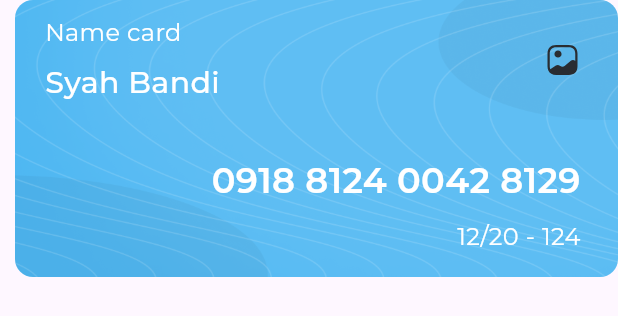
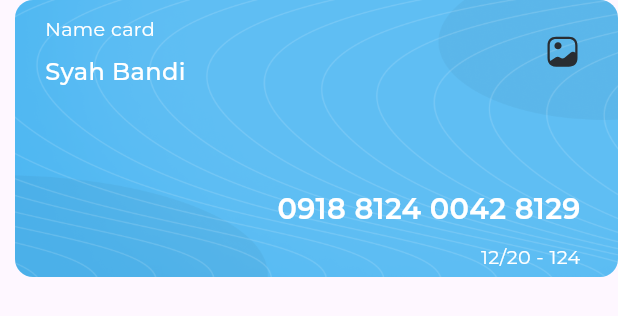
Before and after one commit to Youssef-Ma7moud-Eid/Responsive_Dashboard, a Flutter app: the CardItem widget shown alone on an empty page, opened directly, on a phone screen of 412 x 824 dp. Shown: the top 316 px of the screen. Run offline on Flutter 3.47's test engine with Material 3 defaults, Android fonts, the phone set to English and light mode, and no system bars; our stand-ins replace expandable_page_view, fl_chart, flutter_svg.

Commit message:
make desktop responsive and handle all issues

```diff
--- a/lib/utils/app_styles.dart
+++ b/lib/utils/app_styles.dart
@@ -1,10 +1,11 @@
 import 'package:flutter/material.dart';
+import 'package:responsive_dash_board/utils/size_config.dart';
 
 abstract class AppStyles {
-static TextStyle styleRegular16(BuildContext context) {
+  static TextStyle styleRegular16(context) {
     return TextStyle(
-      color: const Color(0XFF064061),
-     fontSize: 16,
+      color: const Color(0xFF064060),
+      fontSize: getResponsiveFontSize(context, fontSize: 16),
       fontFamily: 'Montserrat',
       fontWeight: FontWeight.w400,
     );
@@ -13,7 +14,7 @@ static TextStyle styleRegular16(BuildContext context) {
   static TextStyle styleBold16(BuildContext context) {
     return TextStyle(
       color: const Color(0xFF4EB7F2),
-    fontSize: 16,
+      fontSize: getResponsiveFontSize(context, fontSize: 16),
       fontFamily: 'Montserrat',
       fontWeight: FontWeight.w700,
     );
@@ -22,7 +23,7 @@ static TextStyle styleRegular16(BuildContext context) {
   static TextStyle styleSemiBold24(BuildContext context) {
     return TextStyle(
       color: const Color(0xFF4EB7F2),
-     fontSize: 24,
+      fontSize: getResponsiveFontSize(context, fontSize: 24),
       fontFamily: 'Montserrat',
       fontWeight: FontWeight.w600,
     );
@@ -31,7 +32,7 @@ static TextStyle styleRegular16(BuildContext context) {
   static TextStyle styleMedium16(BuildContext context) {
     return TextStyle(
       color: const Color(0xFF064061),
-    fontSize: 16,
+      fontSize: getResponsiveFontSize(context, fontSize: 16),
       fontFamily: 'Montserrat',
       fontWeight: FontWeight.w500,
     );
@@ -40,7 +41,7 @@ static TextStyle styleRegular16(BuildContext context) {
   static TextStyle styleMedium20(BuildContext context) {
     return TextStyle(
       color: const Color(0xFFFFFFFF),
-     fontSize: 20,
+      fontSize: getResponsiveFontSize(context, fontSize: 20),
       fontFamily: 'Montserrat',
       fontWeight: FontWeight.w500,
     );
@@ -49,7 +50,7 @@ static TextStyle styleRegular16(BuildContext context) {
   static TextStyle styleRegular12(BuildContext context) {
     return TextStyle(
       color: const Color(0xFFAAAAAA),
-     fontSize: 12,
+      fontSize: getResponsiveFontSize(context, fontSize: 12),
       fontFamily: 'Montserrat',
       fontWeight: FontWeight.w400,
     );
@@ -58,7 +59,7 @@ static TextStyle styleRegular16(BuildContext context) {
   static TextStyle styleSemiBold16(BuildContext context) {
     return TextStyle(
       color: const Color(0xFF064061),
-      fontSize: 16,
+      fontSize: getResponsiveFontSize(context, fontSize: 16),
       fontFamily: 'Montserrat',
       fontWeight: FontWeight.w600,
     );
@@ -67,7 +68,7 @@ static TextStyle styleRegular16(BuildContext context) {
   static TextStyle styleSemiBold20(BuildContext context) {
     return TextStyle(
       color: const Color(0xFF064061),
-     fontSize: 20,
+      fontSize: getResponsiveFontSize(context, fontSize: 20),
       fontFamily: 'Montserrat',
       fontWeight: FontWeight.w600,
     );
@@ -76,7 +77,7 @@ static TextStyle styleRegular16(BuildContext context) {
   static TextStyle styleSemiBold18(BuildContext context) {
     return TextStyle(
       color: const Color(0xFFFFFFFF),
-    fontSize: 18,
+      fontSize: getResponsiveFontSize(context, fontSize: 18),
       fontFamily: 'Montserrat',
       fontWeight: FontWeight.w600,
     );
@@ -85,9 +86,32 @@ static TextStyle styleRegular16(BuildContext context) {
   static TextStyle styleRegular14(BuildContext context) {
     return TextStyle(
       color: const Color(0xFFAAAAAA),
-     fontSize: 14,
+      fontSize: getResponsiveFontSize(context, fontSize: 14),
       fontFamily: 'Montserrat',
       fontWeight: FontWeight.w400,
     );
   }
 }
+
+double getResponsiveFontSize(context, {required double fontSize}) {
+  double scaleFactor = getScaleFactor(context);
+  double responsiveFontSize = fontSize * scaleFactor;
+  double lowerLimit = fontSize * .8;
+  double upperLimit = fontSize * 1.2;
+  return responsiveFontSize.clamp(lowerLimit, upperLimit);
+}
+
+double getScaleFactor(context) {
+  // var dispatcher = PlatformDispatcher.instance;
+  // var physicalWidth = dispatcher.views.first.physicalSize.width;
+  // var devicePixelRatio = dispatcher.views.first.devicePixelRatio;
+  // double width = physicalWidth / devicePixelRatio;
+  double width = MediaQuery.sizeOf(context).width;
+  if (width < SizeConfig.tabletBreakPoint) {
+    return width / 700;
+  } else if (width < SizeConfig.desktopBreakPoint) {
+    return width / 1000;
+  } else {
+    return width / 1800;
+  }
+}
--- a/lib/views/widgets/card_item.dart
+++ b/lib/views/widgets/card_item.dart
@@ -33,53 +33,35 @@ class CardItem extends StatelessWidget {
                   crossAxisAlignment: CrossAxisAlignment.start,
                   spacing: 8,
                   children: [
-                    FittedBox(
-                      fit: BoxFit.scaleDown,
-                      child: Text(
+                    Text(
                       'Name card',
                       style: AppStyles.styleRegular16(context).copyWith(
                         color: Color(0XFFFFFFFF),
                       ),
                     ),
-                    ),
-                    FittedBox(
-                      fit: BoxFit.scaleDown,
-                      child: Text(
+                    Text(
                       'Syah Bandi',
                       style: AppStyles.styleMedium20(context),
                     ),
-                    ),
                   ],
                 ),
-                Flexible(child: SvgPicture.asset(AppImages.imagesGallery)),
+                SvgPicture.asset(AppImages.imagesGallery),
               ],
             ),
             Expanded(child: SizedBox()),
-            Flexible(
-              child: FittedBox(
-                alignment: Alignment.center,
-                fit: BoxFit.scaleDown,
-                child: Text(
+            Text(
               '0918 8124 0042 8129',
               style: AppStyles.styleSemiBold24(context).copyWith(
                 color: Color(0XFFFFFFFF),
               ),
             ),
-              ),
-            ),
             SizedBox(
               height: 10,
             ),
-            Flexible(
-              child: FittedBox(
-                alignment: Alignment.center,
-                fit: BoxFit.scaleDown,
-                child: Text(
+            Text(
               '12/20 - 124',
               style: AppStyles.styleRegular16(context).copyWith(
                 color: Color(0XFFFFFFFF),
-                  ),
-                ),
               ),
             ),
           ],
--- a/lib/views/widgets/income_body.dart
+++ b/lib/views/widgets/income_body.dart
@@ -11,13 +11,13 @@ class IncomeBody extends StatelessWidget {
   @override
   Widget build(BuildContext context) {
     double width = MediaQuery.sizeOf(context).width;
-    log(width.toString());
     return width >= 1380
         ? Row(
             crossAxisAlignment: CrossAxisAlignment.center,
             children: [
               Expanded(child: IncomeChart()),
               Expanded(
+                flex: 2,
                 child: IncomeChartDetail(),
               ),
             ],
--- a/lib/views/widgets/income_header.dart
+++ b/lib/views/widgets/income_header.dart
@@ -10,7 +10,7 @@ class IncomeHeader extends StatelessWidget {
     return Row(
       children: [
         Text(
-          'All Expenses',
+          'Income',
           style: AppStyles.styleSemiBold20(context),
         ),
         Expanded(child: SizedBox()),
--- a/lib/views/widgets/transaction_history.dart
+++ b/lib/views/widgets/transaction_history.dart
@@ -9,6 +9,7 @@ class TransactionHistory extends StatelessWidget {
   @override
   Widget build(BuildContext context) {
     return Column(
+      crossAxisAlignment: CrossAxisAlignment.start,
       children: [
         TransactionHistoryHeader(),
         SizedBox(
```
Lines whose indentation alone changed are shown as unchanged.
